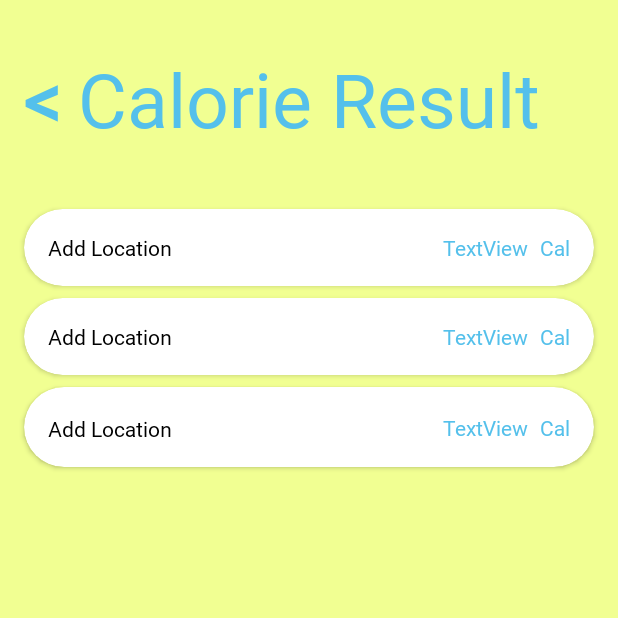
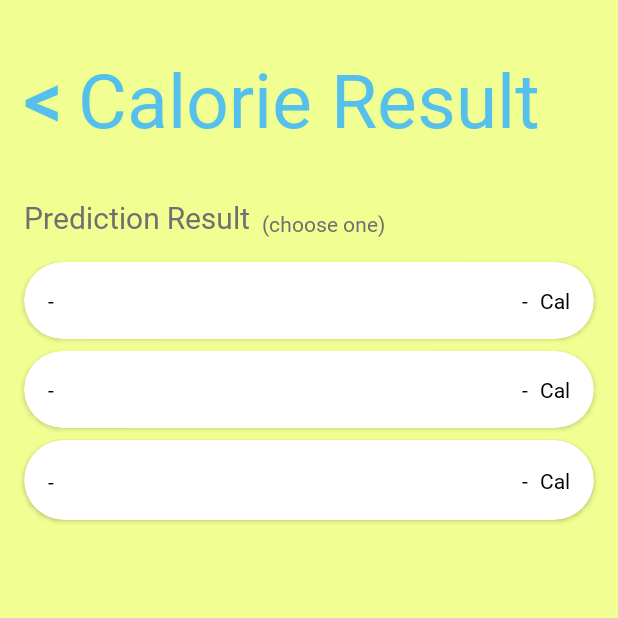
Before and after one commit to thareqmy/android-dietgo, an Android app: the ResultActivity screen opened directly, with no data from a screen before it, on a phone screen of 412 x 824 dp, the top half of it. Run offline under Robolectric (Android 15) with nearby library versions, the phone set to English and light mode, and no system bars; our stand-ins replace ButterKnife; libraries missing offline, so code that uses them is left out: com.theartofdev.edmodo; pictures from the network do not load; 1 statement that could not run was skipped.

Commit message:
selesai sisa shop

```diff
--- a/app/src/main/AndroidManifest.xml
+++ b/app/src/main/AndroidManifest.xml
@@ -12,8 +12,10 @@
         android:label="@string/app_name"
         android:roundIcon="@mipmap/ic_launcher_round"
         android:supportsRtl="true"
+        android:usesCleartextTraffic="true"
         android:theme="@style/AppTheme">
-        <activity android:name=".ResultActivity"></activity>
+
+        <activity android:name=".ResultActivity" ></activity>
         <activity android:name=".ReportActivity" />
         <activity android:name=".WeightActivity" />
         <activity android:name=".StatisticActivity" />
@@ -31,6 +33,7 @@
         <activity
             android:name="com.theartofdev.edmodo.cropper.CropImageActivity"
             android:theme="@style/Base.Theme.AppCompat" />
+
     </application>
 
 </manifest>
--- a/app/src/main/java/com/stantwice/dietgo/SettingActivity.java
+++ b/app/src/main/java/com/stantwice/dietgo/SettingActivity.java
@@ -30,6 +30,8 @@ public class SettingActivity extends AppCompatActivity {
     protected void onCreate(Bundle savedInstanceState) {
         super.onCreate(savedInstanceState);
         setContentView(R.layout.activity_setting);
+
+        ButterKnife.bind(this);
 
         left = findViewById(R.id.left_btn);
         right = findViewById(R.id.right_btn);
--- a/app/src/main/res/layout/activity_result.xml
+++ b/app/src/main/res/layout/activity_result.xml
@@ -58,14 +58,14 @@
         android:layout_width="0dp"
         android:layout_height="wrap_content"
         android:layout_marginStart="16dp"
-        android:layout_marginTop="24dp"
+        android:layout_marginTop="16dp"
         android:layout_marginEnd="16dp"
         app:cardCornerRadius="30dp"
         app:cardPreventCornerOverlap="false"
         app:layout_constraintEnd_toEndOf="parent"
         app:layout_constraintHorizontal_bias="1.0"
         app:layout_constraintStart_toStartOf="parent"
-        app:layout_constraintTop_toBottomOf="@+id/result_view">
+        app:layout_constraintTop_toBottomOf="@+id/textView38">
 
         <android.support.constraint.ConstraintLayout
             android:layout_width="match_parent"
@@ -80,7 +80,7 @@
                 android:paddingTop="16dp"
                 android:paddingRight="8dp"
                 android:paddingBottom="16dp"
-                android:text="Add Location"
+                android:text="-"
                 android:textColor="@android:color/black"
                 app:layout_constraintEnd_toEndOf="parent"
                 app:layout_constraintHorizontal_bias="1.0"
@@ -93,6 +93,7 @@
                 android:layout_height="wrap_content"
                 android:layout_marginEnd="16dp"
                 android:text="Cal"
+                android:textColor="@android:color/black"
                 app:layout_constraintBottom_toBottomOf="parent"
                 app:layout_constraintEnd_toEndOf="parent"
                 app:layout_constraintTop_toTopOf="parent" />
@@ -102,7 +103,8 @@
                 android:layout_width="wrap_content"
                 android:layout_height="wrap_content"
                 android:layout_marginEnd="8dp"
-                android:text="TextView"
+                android:text="-"
+                android:textColor="@android:color/black"
                 app:layout_constraintBottom_toBottomOf="@+id/textView37"
                 app:layout_constraintEnd_toStartOf="@+id/textView37"
                 app:layout_constraintTop_toTopOf="@+id/textView37" />
@@ -138,7 +140,7 @@
                 android:paddingTop="16dp"
                 android:paddingRight="8dp"
                 android:paddingBottom="16dp"
-                android:text="Add Location"
+                android:text="-"
                 android:textColor="@android:color/black"
                 app:layout_constraintBottom_toBottomOf="parent"
                 app:layout_constraintEnd_toEndOf="parent"
@@ -151,6 +153,7 @@
                 android:layout_height="wrap_content"
                 android:layout_marginEnd="16dp"
                 android:text="Cal"
+                android:textColor="@android:color/black"
                 app:layout_constraintBottom_toBottomOf="parent"
                 app:layout_constraintEnd_toEndOf="@+id/result2"
                 app:layout_constraintTop_toTopOf="parent" />
@@ -160,7 +163,8 @@
                 android:layout_width="wrap_content"
                 android:layout_height="wrap_content"
                 android:layout_marginEnd="8dp"
-                android:text="TextView"
+                android:text="-"
+                android:textColor="@android:color/black"
                 app:layout_constraintBottom_toBottomOf="@+id/textView35"
                 app:layout_constraintEnd_toStartOf="@+id/textView35"
                 app:layout_constraintTop_toTopOf="@+id/textView35" />
@@ -197,7 +201,7 @@
                 android:paddingTop="16dp"
                 android:paddingRight="8dp"
                 android:paddingBottom="16dp"
-                android:text="Add Location"
+                android:text="-"
                 android:textColor="@android:color/black"
                 app:layout_constraintEnd_toEndOf="parent"
                 app:layout_constraintHorizontal_bias="0.0"
@@ -210,6 +214,7 @@
                 android:layout_height="wrap_content"
                 android:layout_marginEnd="16dp"
                 android:text="Cal"
+                android:textColor="@android:color/black"
                 app:layout_constraintBottom_toBottomOf="parent"
                 app:layout_constraintEnd_toEndOf="parent"
                 app:layout_constraintTop_toTopOf="parent" />
@@ -219,7 +224,8 @@
                 android:layout_width="wrap_content"
                 android:layout_height="wrap_content"
                 android:layout_marginEnd="8dp"
-                android:text="TextView"
+                android:text="-"
+                android:textColor="@android:color/black"
                 app:layout_constraintBottom_toBottomOf="@+id/textView10"
                 app:layout_constraintEnd_toStartOf="@+id/textView10"
                 app:layout_constraintTop_toTopOf="@+id/textView10" />
@@ -228,5 +234,26 @@
 
     </android.support.v7.widget.CardView>
 
+    <TextView
+        android:id="@+id/textView38"
+        android:layout_width="wrap_content"
+        android:layout_height="wrap_content"
+        android:layout_marginTop="16dp"
+        android:text="Prediction Result"
+        android:textColor="@color/grey"
+        android:textSize="20sp"
+        app:layout_constraintStart_toStartOf="@+id/cardView1"
+        app:layout_constraintTop_toBottomOf="@+id/result_view" />
+
+    <TextView
+        android:id="@+id/textView39"
+        android:layout_width="wrap_content"
+        android:layout_height="wrap_content"
+        android:layout_marginStart="8dp"
+        android:text="(choose one)"
+        android:textColor="@color/grey"
+        app:layout_constraintBottom_toBottomOf="@+id/textView38"
+        app:layout_constraintStart_toEndOf="@+id/textView38" />
+
 
 </android.support.constraint.ConstraintLayout>
--- a/app/src/main/res/values/styles.xml
+++ b/app/src/main/res/values/styles.xml
@@ -12,4 +12,6 @@
 
 
     </style>
+
+
 </resources>
```
Also changed, not shown: app/src/main/java/com/stantwice/dietgo/InformationActivity.java (+9 -0 lines), app/src/main/java/com/stantwice/dietgo/LevelActivity.java (+8 -0 lines), app/src/main/java/com/stantwice/dietgo/ReportActivity.java (+9 -0 lines), app/src/main/java/com/stantwice/dietgo/ResultActivity.java (+8 -7 lines), app/src/main/java/com/stantwice/dietgo/StatisticActivity.java (+9 -0 lines), app/src/main/java/com/stantwice/dietgo/service/PredictResponse.java (+53 -8 lines).
